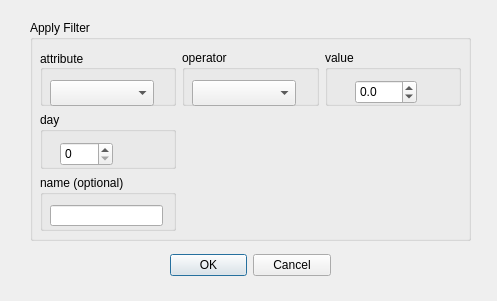
The window that psychsim/domains/groundtruth/explore_simulation/GUI/FilterDialog.ui (pynadath/psychsim) describes before a commit, drawn with Qt 5.
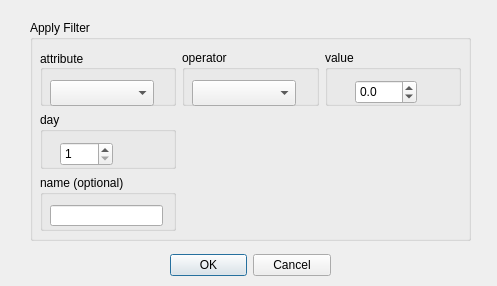
The same window after the commit.

Commit message: Modified signaling so ui designer files work without mods

Diff of the .ui file:
```diff
--- a/psychsim/domains/groundtruth/explore_simulation/GUI/FilterDialog.ui
+++ b/psychsim/domains/groundtruth/explore_simulation/GUI/FilterDialog.ui
@@ -13,7 +13,7 @@
     <x>0</x>
     <y>0</y>
     <width>497</width>
-    <height>301</height>
+    <height>286</height>
    </rect>
   </property>
   <property name="maximumSize">
@@ -179,6 +179,9 @@
           <height>24</height>
          </rect>
         </property>
+        <property name="minimum">
+         <number>1</number>
+        </property>
        </widget>
       </widget>
      </item>
```
Left out of the diff: 5 changed lines with no effect on the pictures. The commit also changes 4 other files.
